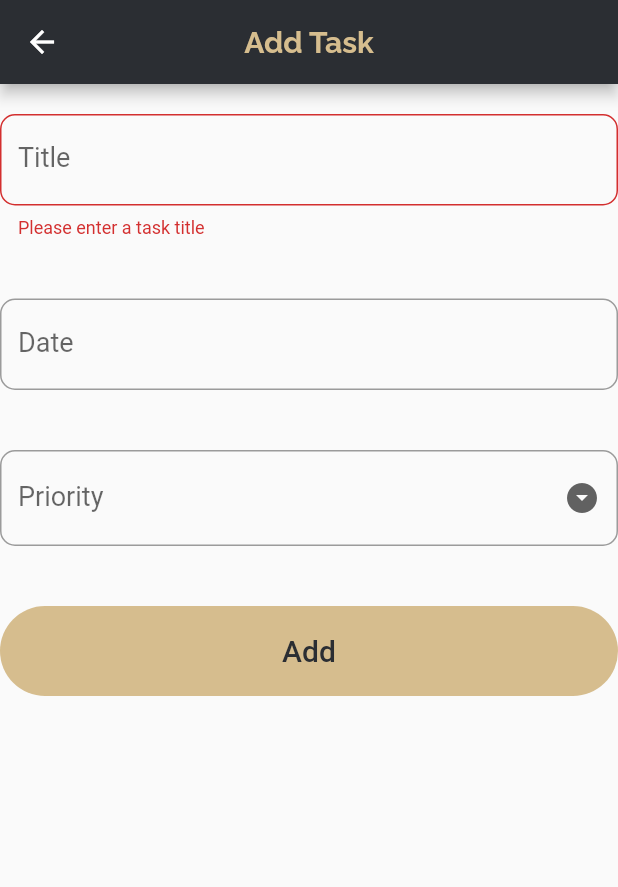
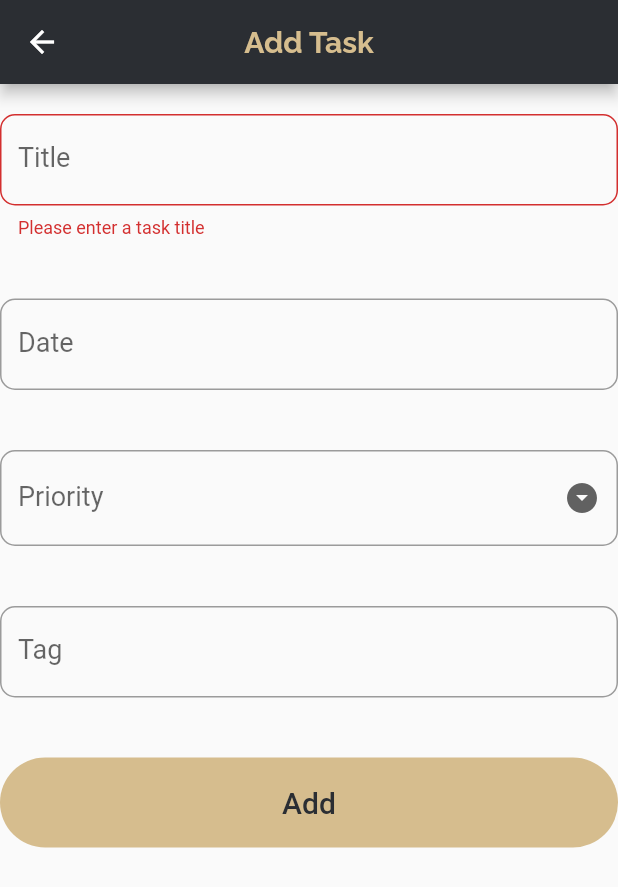
Before and after one commit to itsbriantao/taskiller, a Flutter app: the AddTaskScreen screen opened directly, after a tap on "Add", on a phone screen of 412 x 824 dp. Shown: the top 887 px of the screen. Run offline on Flutter 3.47's test engine with Material 2 defaults, Android fonts, the phone set to English and light mode, and no system bars.

Commit message:
Add files via upload

```diff
--- a/lib/AddTask.dart
+++ b/lib/AddTask.dart
@@ -12,6 +12,7 @@ class _AddTaskScreenState extends State<AddTaskScreen> {
   final _formKey = GlobalKey<FormState>();
   String _title = '';
   String _priority;
+  String _tag;
   DateTime _date = DateTime.now();
   TextEditingController dateController = TextEditingController();
   final List<String> priorities = ['Low', 'Moderate', 'High'];
@@ -39,7 +40,7 @@ class _AddTaskScreenState extends State<AddTaskScreen> {
   _submit(){
     if(_formKey.currentState.validate()){
       _formKey.currentState.save();
-      print('$_title, $_date, $_priority');
+      print('$_title, $_date, $_priority, $_tag');
     }
   }
 
@@ -129,6 +130,20 @@ class _AddTaskScreenState extends State<AddTaskScreen> {
                       value: _priority,
                     ),
                   ),
+                  Padding(
+                    padding: EdgeInsets.symmetric(vertical: 20.0),
+                    child: TextFormField(
+                      style: TextStyle(fontSize: 18.0),
+                      decoration: InputDecoration(
+                        labelText: 'Tag',
+                        labelStyle: TextStyle(fontSize: 18.0),
+                        border: OutlineInputBorder(
+                          borderRadius: BorderRadius.circular(10.0),
+                        ),
+                      ),
+                      onSaved: (input) => _tag = input,
+                    ),
+                  ),
                   Container(
                     margin: EdgeInsets.symmetric(vertical: 20.0),
                     height: 60.0,
```
